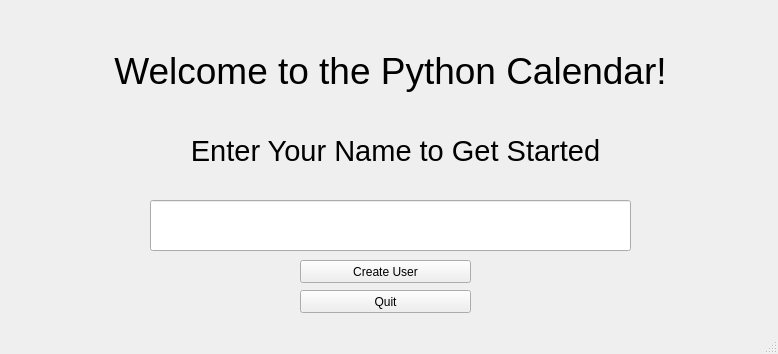
Old version of the form CalendarEnter.ui in the repository iniguitoo/Calendar-Project.
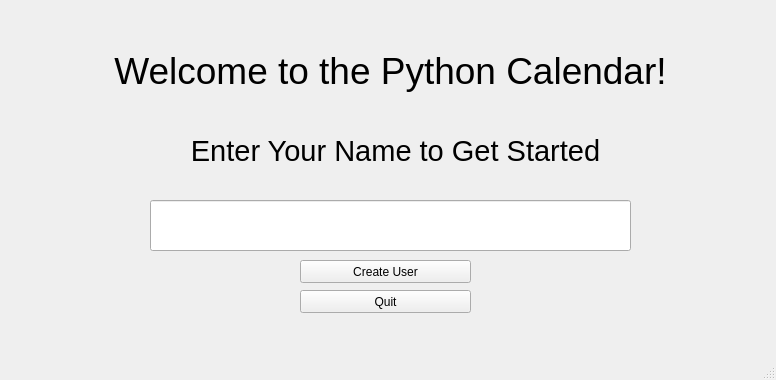
New version of the form.

What changed in the file:
```diff
--- a/CalendarEnter.ui
+++ b/CalendarEnter.ui
@@ -6,8 +6,8 @@
    <rect>
     <x>0</x>
     <y>0</y>
-    <width>778</width>
-    <height>354</height>
+    <width>776</width>
+    <height>380</height>
    </rect>
   </property>
   <property name="windowTitle">
```
Left out of the diff: 4 changed lines with no effect on the pictures.
